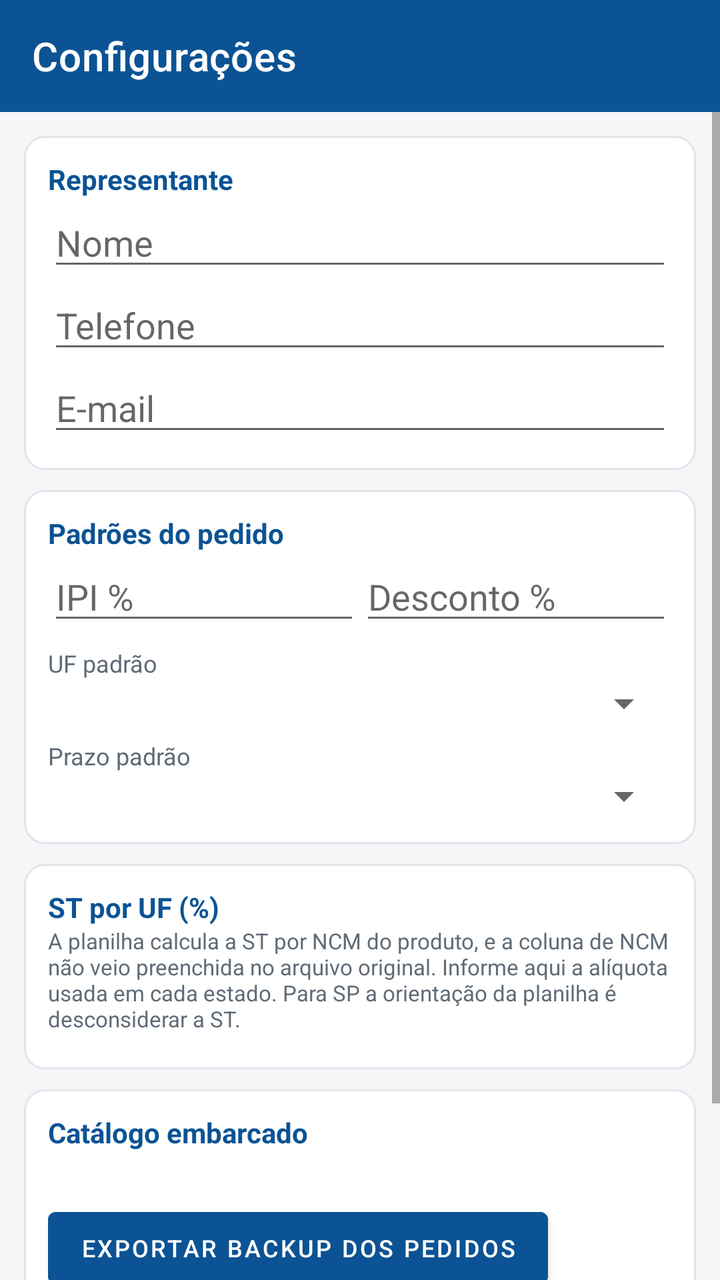
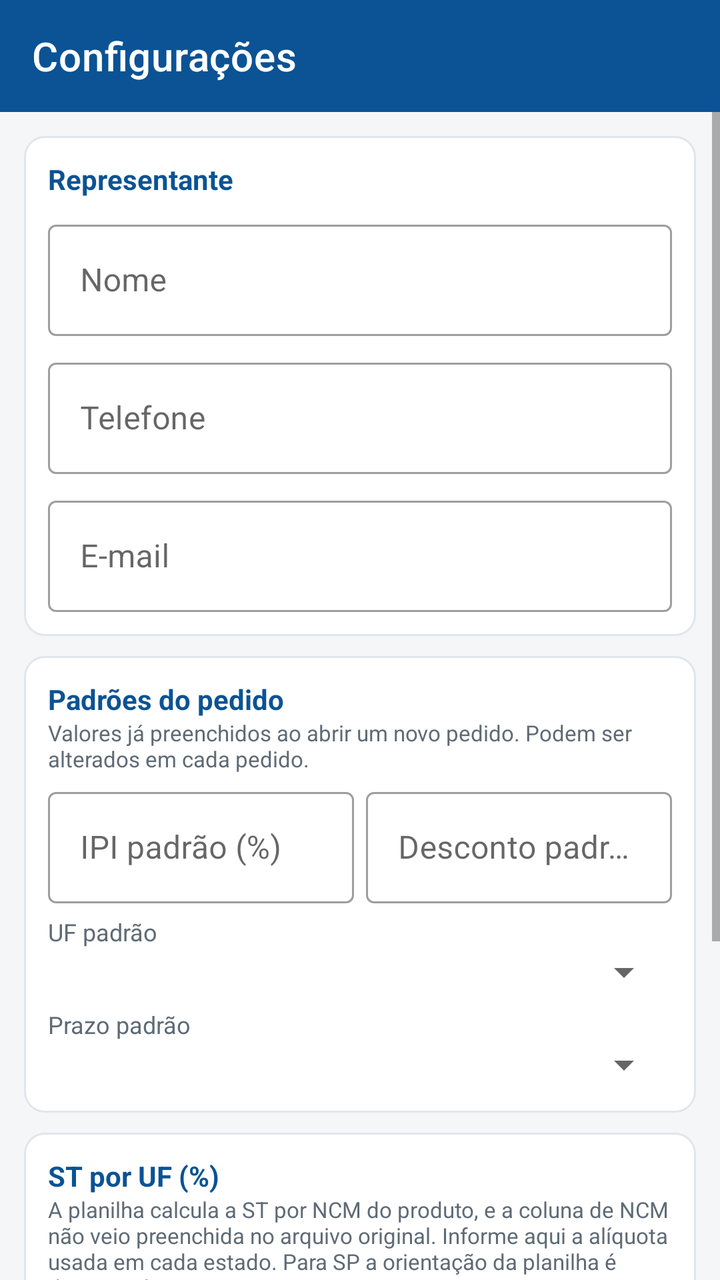

Compare the two renders of this Android layout. The source of the first and the diff that turns it into the second are given below.
<!-- AndroidManifest.xml: application theme Theme.PedidosPlasvale -->
<!-- res/layout/activity_configuracao.xml -->
<?xml version="1.0" encoding="utf-8"?>
<LinearLayout xmlns:android="http://schemas.android.com/apk/res/android"
    xmlns:app="http://schemas.android.com/apk/res-auto"
    android:layout_width="match_parent"
    android:layout_height="match_parent"
    android:background="@color/cinza_fundo"
    android:orientation="vertical">

    <androidx.appcompat.widget.Toolbar
        android:id="@+id/toolbar"
        android:layout_width="match_parent"
        android:layout_height="?attr/actionBarSize"
        android:background="@color/azul_plasvale"
        android:theme="@style/ThemeOverlay.MaterialComponents.Dark.ActionBar"
        app:title="@string/title_config"
        app:titleTextColor="@color/branco" />

    <ScrollView
        android:layout_width="match_parent"
        android:layout_height="0dp"
        android:layout_weight="1">

        <LinearLayout
            android:layout_width="match_parent"
            android:layout_height="wrap_content"
            android:orientation="vertical"
            android:padding="12dp">

            <LinearLayout
                android:layout_width="match_parent"
                android:layout_height="wrap_content"
                android:background="@drawable/bg_card"
                android:orientation="vertical"
                android:padding="12dp">

                <TextView
                    android:layout_width="wrap_content"
                    android:layout_height="wrap_content"
                    android:text="Representante"
                    android:textColor="@color/azul_plasvale"
                    android:textSize="14sp"
                    android:textStyle="bold" />

                <EditText
                    android:id="@+id/campoRepresentante"
                    android:layout_width="match_parent"
                    android:layout_height="wrap_content"
                    android:hint="Nome"
                    android:importantForAutofill="no"
                    android:inputType="textCapWords" />

                <EditText
                    android:id="@+id/campoTelefoneRep"
                    android:layout_width="match_parent"
                    android:layout_height="wrap_content"
                    android:hint="Telefone"
                    android:importantForAutofill="no"
                    android:inputType="phone" />

                <EditText
                    android:id="@+id/campoEmailRep"
                    android:layout_width="match_parent"
                    android:layout_height="wrap_content"
                    android:hint="E-mail"
                    android:importantForAutofill="no"
                    android:inputType="textEmailAddress" />
            </LinearLayout>

            <LinearLayout
                android:layout_width="match_parent"
                android:layout_height="wrap_content"
                android:layout_marginTop="10dp"
                android:background="@drawable/bg_card"
                android:orientation="vertical"
                android:padding="12dp">

                <TextView
                    android:layout_width="wrap_content"
                    android:layout_height="wrap_content"
                    android:text="Padrões do pedido"
                    android:textColor="@color/azul_plasvale"
                    android:textSize="14sp"
                    android:textStyle="bold" />

                <LinearLayout
                    android:layout_width="match_parent"
                    android:layout_height="wrap_content"
                    android:orientation="horizontal">

                    <EditText
                        android:id="@+id/campoIpiPadrao"
                        android:layout_width="0dp"
                        android:layout_height="wrap_content"
                        android:layout_weight="1"
                        android:hint="IPI %"
                        android:importantForAutofill="no"
                        android:inputType="numberDecimal" />

                    <EditText
                        android:id="@+id/campoDescontoPadrao"
                        android:layout_width="0dp"
                        android:layout_height="wrap_content"
                        android:layout_weight="1"
                        android:hint="Desconto %"
                        android:importantForAutofill="no"
                        android:inputType="numberDecimal" />
                </LinearLayout>

                <TextView
                    android:layout_width="wrap_content"
                    android:layout_height="wrap_content"
                    android:layout_marginTop="6dp"
                    android:text="UF padrão"
                    android:textColor="@color/texto_fraco"
                    android:textSize="12sp" />

                <Spinner
                    android:id="@+id/spinnerUfPadrao"
                    android:layout_width="match_parent"
                    android:layout_height="wrap_content" />

                <TextView
                    android:layout_width="wrap_content"
                    android:layout_height="wrap_content"
                    android:layout_marginTop="6dp"
                    android:text="Prazo padrão"
                    android:textColor="@color/texto_fraco"
                    android:textSize="12sp" />

                <Spinner
                    android:id="@+id/spinnerPrazoPadrao"
                    android:layout_width="match_parent"
                    android:layout_height="wrap_content" />
            </LinearLayout>

            <LinearLayout
                android:layout_width="match_parent"
                android:layout_height="wrap_content"
                android:layout_marginTop="10dp"
                android:background="@drawable/bg_card"
                android:orientation="vertical"
                android:padding="12dp">

                <TextView
                    android:layout_width="wrap_content"
                    android:layout_height="wrap_content"
                    android:text="ST por UF (%)"
                    android:textColor="@color/azul_plasvale"
                    android:textSize="14sp"
                    android:textStyle="bold" />

                <TextView
                    android:layout_width="match_parent"
                    android:layout_height="wrap_content"
                    android:paddingBottom="6dp"
                    android:text="A planilha calcula a ST por NCM do produto, e a coluna de NCM não veio preenchida no arquivo original. Informe aqui a alíquota usada em cada estado. Para SP a orientação da planilha é desconsiderar a ST."
                    android:textColor="@color/texto_fraco"
                    android:textSize="11sp" />

                <LinearLayout
                    android:id="@+id/containerSt"
                    android:layout_width="match_parent"
                    android:layout_height="wrap_content"
                    android:orientation="vertical" />
            </LinearLayout>

            <LinearLayout
                android:layout_width="match_parent"
                android:layout_height="wrap_content"
                android:layout_marginTop="10dp"
                android:background="@drawable/bg_card"
                android:orientation="vertical"
                android:padding="12dp">

                <TextView
                    android:layout_width="wrap_content"
                    android:layout_height="wrap_content"
                    android:text="Catálogo embarcado"
                    android:textColor="@color/azul_plasvale"
                    android:textSize="14sp"
                    android:textStyle="bold" />

                <TextView
                    android:id="@+id/textoCatalogo"
                    android:layout_width="match_parent"
                    android:layout_height="wrap_content"
                    android:textColor="@color/texto_fraco"
                    android:textSize="12sp" />

                <Button
                    android:id="@+id/botaoBackup"
                    android:layout_width="wrap_content"
                    android:layout_height="wrap_content"
                    android:layout_marginTop="8dp"
                    android:backgroundTint="@color/azul_plasvale"
                    android:text="Exportar backup dos pedidos"
                    android:textColor="@color/branco"
                    android:textSize="12sp" />
            </LinearLayout>

            <Button
                android:id="@+id/botaoSalvarConfig"
                android:layout_width="match_parent"
                android:layout_height="wrap_content"
                android:layout_marginTop="12dp"
                android:layout_marginBottom="12dp"
                android:backgroundTint="@color/laranja"
                android:text="@string/salvar"
                android:textColor="@color/branco" />
        </LinearLayout>
    </ScrollView>
</LinearLayout>
<!-- resources referenced by this layout -->
<resources>
  <color name="azul_plasvale">#0B5394</color>
  <color name="branco">#FFFFFF</color>
  <color name="cinza_fundo">#F4F6F8</color>
  <color name="laranja">#E07B00</color>
  <color name="texto_fraco">#5F6B76</color>
  <!-- drawable bg_card (drawable) -->
  <?xml version="1.0" encoding="utf-8"?>
  <shape xmlns:android="http://schemas.android.com/apk/res/android" android:shape="rectangle">
      <solid android:color="@color/branco" />
      <corners android:radius="10dp" />
      <stroke android:width="1dp" android:color="#E1E6EB" />
  </shape>
  <string name="salvar">Salvar</string>
  <string name="title_config">Configurações</string>
  <style name="Theme.PedidosPlasvale" parent="Theme.MaterialComponents.Light.NoActionBar">
          <item name="colorPrimary">@color/azul_plasvale</item>
          <item name="colorPrimaryDark">@color/azul_escuro</item>
          <item name="colorAccent">@color/laranja</item>
          <item name="android:colorBackground">@color/cinza_fundo</item>
          <item name="android:statusBarColor" tools:targetApi="21">@color/azul_escuro</item>
      </style>
  <color name="azul_escuro">#073763</color>
</resources>

<!-- the commit's change to res/layout/activity_configuracao.xml (unified diff, before → after) -->
@@ -12,6 +12,7 @@
         android:layout_height="?attr/actionBarSize"
         android:background="@color/azul_plasvale"
         android:theme="@style/ThemeOverlay.MaterialComponents.Dark.ActionBar"
+        app:popupTheme="@style/Tema.MenuPlasvale"
         app:title="@string/title_config"
         app:titleTextColor="@color/branco" />
 
@@ -41,29 +42,50 @@
                     android:textSize="14sp"
                     android:textStyle="bold" />
 
-                <EditText
-                    android:id="@+id/campoRepresentante"
-                    android:layout_width="match_parent"
-                    android:layout_height="wrap_content"
-                    android:hint="Nome"
-                    android:importantForAutofill="no"
-                    android:inputType="textCapWords" />
-
-                <EditText
-                    android:id="@+id/campoTelefoneRep"
-                    android:layout_width="match_parent"
-                    android:layout_height="wrap_content"
-                    android:hint="Telefone"
-                    android:importantForAutofill="no"
-                    android:inputType="phone" />
-
-                <EditText
-                    android:id="@+id/campoEmailRep"
-                    android:layout_width="match_parent"
-                    android:layout_height="wrap_content"
-                    android:hint="E-mail"
-                    android:importantForAutofill="no"
-                    android:inputType="textEmailAddress" />
+                <com.google.android.material.textfield.TextInputLayout
+                    style="@style/Widget.MaterialComponents.TextInputLayout.OutlinedBox"
+                    android:layout_width="match_parent"
+                    android:layout_height="wrap_content"
+                    android:layout_marginTop="8dp"
+                    android:hint="Nome">
+
+                    <com.google.android.material.textfield.TextInputEditText
+                        android:id="@+id/campoRepresentante"
+                        android:layout_width="match_parent"
+                        android:layout_height="wrap_content"
+                        android:importantForAutofill="no"
+                        android:inputType="textCapWords" />
+                </com.google.android.material.textfield.TextInputLayout>
+
+                <com.google.android.material.textfield.TextInputLayout
+                    style="@style/Widget.MaterialComponents.TextInputLayout.OutlinedBox"
+                    android:layout_width="match_parent"
+                    android:layout_height="wrap_content"
+                    android:layout_marginTop="8dp"
+                    android:hint="Telefone">
+
+                    <com.google.android.material.textfield.TextInputEditText
+                        android:id="@+id/campoTelefoneRep"
+                        android:layout_width="match_parent"
+                        android:layout_height="wrap_content"
+                        android:importantForAutofill="no"
+                        android:inputType="phone" />
+                </com.google.android.material.textfield.TextInputLayout>
+
+                <com.google.android.material.textfield.TextInputLayout
+                    style="@style/Widget.MaterialComponents.TextInputLayout.OutlinedBox"
+                    android:layout_width="match_parent"
+                    android:layout_height="wrap_content"
+                    android:layout_marginTop="8dp"
+                    android:hint="E-mail">
+
+                    <com.google.android.material.textfield.TextInputEditText
+                        android:id="@+id/campoEmailRep"
+                        android:layout_width="match_parent"
+                        android:layout_height="wrap_content"
+                        android:importantForAutofill="no"
+                        android:inputType="textEmailAddress" />
+                </com.google.android.material.textfield.TextInputLayout>
             </LinearLayout>
 
             <LinearLayout
@@ -82,28 +104,49 @@
                     android:textSize="14sp"
                     android:textStyle="bold" />
 
+                <TextView
+                    android:layout_width="match_parent"
+                    android:layout_height="wrap_content"
+                    android:paddingBottom="4dp"
+                    android:text="Valores já preenchidos ao abrir um novo pedido. Podem ser alterados em cada pedido."
+                    android:textColor="@color/texto_fraco"
+                    android:textSize="11sp" />
+
                 <LinearLayout
                     android:layout_width="match_parent"
                     android:layout_height="wrap_content"
                     android:orientation="horizontal">
 
-                    <EditText
-                        android:id="@+id/campoIpiPadrao"
+                    <com.google.android.material.textfield.TextInputLayout
+                        style="@style/Widget.MaterialComponents.TextInputLayout.OutlinedBox"
                         android:layout_width="0dp"
                         android:layout_height="wrap_content"
+                        android:layout_marginEnd="6dp"
                         android:layout_weight="1"
-                        android:hint="IPI %"
-                        android:importantForAutofill="no"
-                        android:inputType="numberDecimal" />
-
-                    <EditText
-                        android:id="@+id/campoDescontoPadrao"
+                        android:hint="IPI padrão (%)">
+
+                        <com.google.android.material.textfield.TextInputEditText
+                            android:id="@+id/campoIpiPadrao"
+                            android:layout_width="match_parent"
+                            android:layout_height="wrap_content"
+                            android:importantForAutofill="no"
+                            android:inputType="numberDecimal" />
+                    </com.google.android.material.textfield.TextInputLayout>
+
+                    <com.google.android.material.textfield.TextInputLayout
+                        style="@style/Widget.MaterialComponents.TextInputLayout.OutlinedBox"
                         android:layout_width="0dp"
                         android:layout_height="wrap_content"
                         android:layout_weight="1"
-                        android:hint="Desconto %"
-                        android:importantForAutofill="no"
-                        android:inputType="numberDecimal" />
+                        android:hint="Desconto padrão (%)">
+
+                        <com.google.android.material.textfield.TextInputEditText
+                            android:id="@+id/campoDescontoPadrao"
+                            android:layout_width="match_parent"
+                            android:layout_height="wrap_content"
+                            android:importantForAutofill="no"
+                            android:inputType="numberDecimal" />
+                    </com.google.android.material.textfield.TextInputLayout>
                 </LinearLayout>
 
                 <TextView
<!-- resource entries referenced after the edit -->
@@ -14,6 +14,12 @@
   </shape>
   <string name="salvar">Salvar</string>
   <string name="title_config">Configurações</string>
+  <style name="Tema.MenuPlasvale" parent="ThemeOverlay.MaterialComponents.Light">
+          <item name="android:colorBackground">@color/branco</item>
+          <item name="android:textColorPrimary">@color/texto</item>
+          <item name="android:textColorSecondary">@color/texto_fraco</item>
+          <item name="android:textColor">@color/texto</item>
+      </style>
   <style name="Theme.PedidosPlasvale" parent="Theme.MaterialComponents.Light.NoActionBar">
           <item name="colorPrimary">@color/azul_plasvale</item>
           <item name="colorPrimaryDark">@color/azul_escuro</item>
@@ -21,6 +27,7 @@
           <item name="android:colorBackground">@color/cinza_fundo</item>
           <item name="android:statusBarColor" tools:targetApi="21">@color/azul_escuro</item>
       </style>
+  <color name="texto">#1B1B1B</color>
   <color name="azul_escuro">#073763</color>
 </resources>
 
